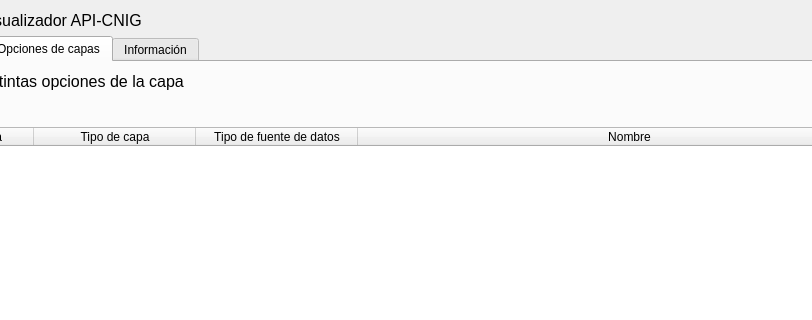
The window that qgis2apicnig/QGIS2APICNIG_dialog_base.ui (IngenieroGeomatico/QGIS2API-CNIG) describes before a commit, drawn with Qt 5; both pictures show x 151 to 963 and y 0 to 320 of the 1106 by 730 pixel window.
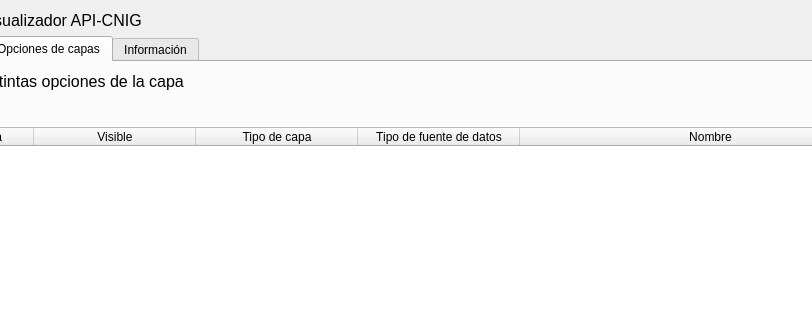
The same window after the commit. The open tabs and pages were chosen to show the change. Custom widgets are drawn as their Qt base class.

Commit message: se limpia la tabla cada vez que se abre el complemento

Diff of the .ui file:
```diff
--- a/qgis2apicnig/QGIS2APICNIG_dialog_base.ui
+++ b/qgis2apicnig/QGIS2APICNIG_dialog_base.ui
@@ -345,7 +345,7 @@
               <number>0</number>
              </property>
              <property name="columnCount">
-              <number>4</number>
+              <number>5</number>
              </property>
              <attribute name="horizontalHeaderCascadingSectionResizes">
               <bool>true</bool>
@@ -373,6 +373,14 @@
                <set>AlignCenter</set>
               </property>
              </column>
+             <column>
+              <property name="text">
+               <string>Visible</string>
+              </property>
+              <property name="textAlignment">
+               <set>AlignCenter</set>
+              </property>
+             </column>
              <column>
               <property name="text">
                <string>Tipo de capa</string>
```
Left out of the diff: 4 changed lines with no effect on the pictures. The commit also changes 2 other files.
